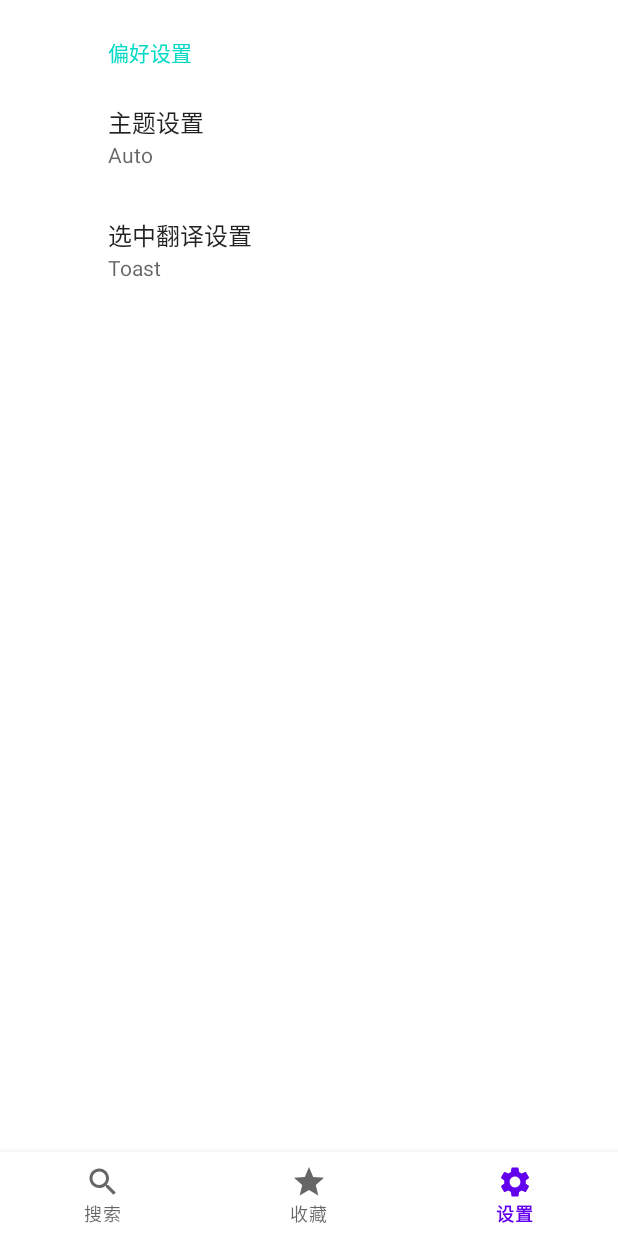
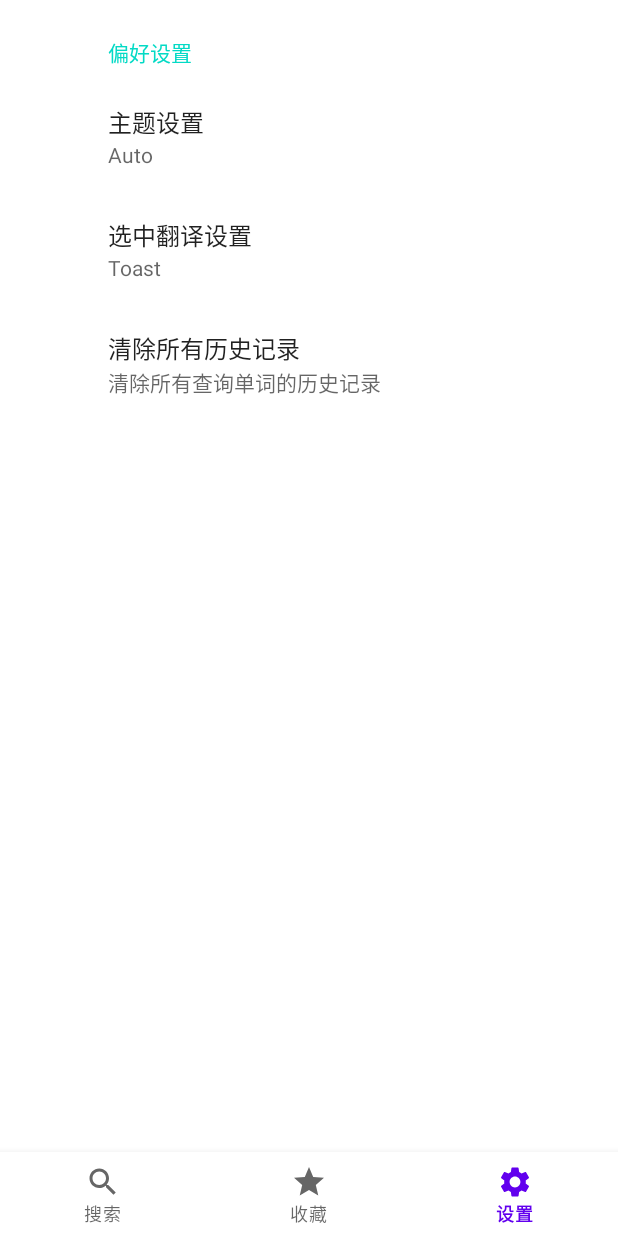
Before and after one commit to chenx6/easydict, an Android app: the screen it shows after launch (MainActivity), item 3 of the bottom bar chosen, on a phone screen of 412 x 824 dp. Run offline under Robolectric (Android 15) with nearby library versions, the phone set to English and light mode, and no system bars; our stand-ins replace Room's generated code, androidx.preference.

Commit message:
add delete history option

```diff
--- a/app/src/main/java/org/chenx6/easydict/dao/WordDao.kt
+++ b/app/src/main/java/org/chenx6/easydict/dao/WordDao.kt
@@ -29,4 +29,10 @@ interface WordDao {
 
     @Query("SELECT 1 FROM wordfavorite WHERE :wordId = wordfavorite.wordId")
     suspend fun isFavorite(wordId: Int): Int?
+
+    @Delete
+    suspend fun deleteQueryHistory(word: WordHistory)
+
+    @Query("DELETE FROM wordhistory")
+    suspend fun cleanAllQueryHistory()
 }
--- a/app/src/main/res/xml/root_preferences.xml
+++ b/app/src/main/res/xml/root_preferences.xml
@@ -18,6 +18,11 @@
             app:defaultValue="toast"
             app:useSimpleSummaryProvider="true"/>
 
+        <Preference
+            app:key="clean_history"
+            app:title="清除所有历史记录"
+            app:summary="清除所有查询单词的历史记录" />
+
     </PreferenceCategory>
 
 </PreferenceScreen>
```
Also changed, not shown: app/src/main/java/org/chenx6/easydict/fragments/SettingsFragment.kt (+30 -0 lines).
